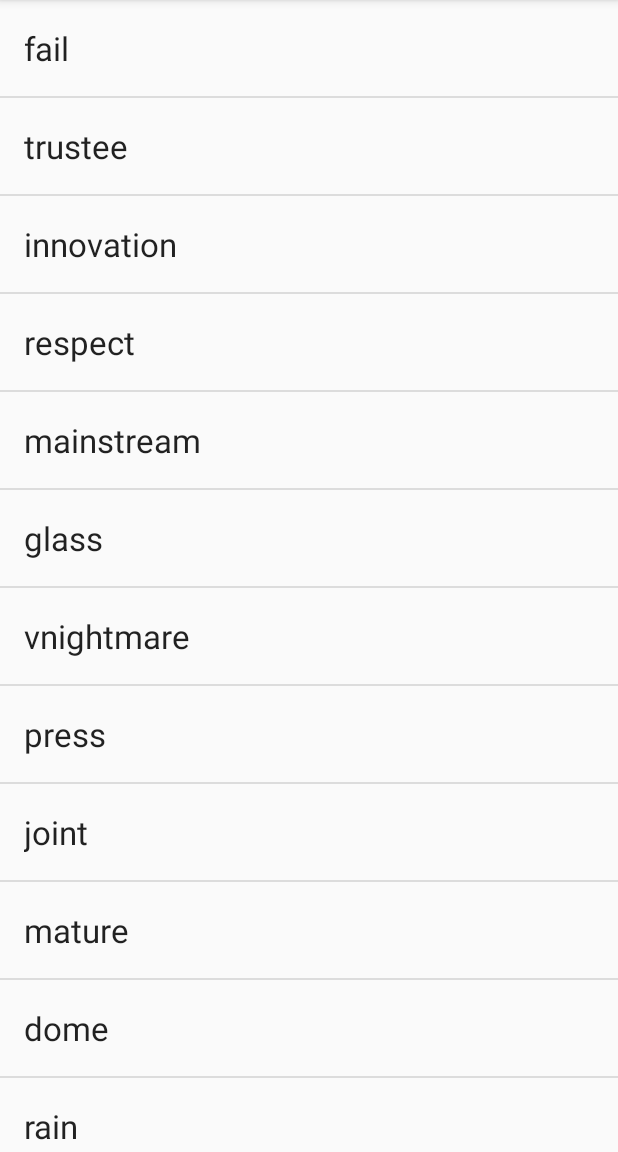
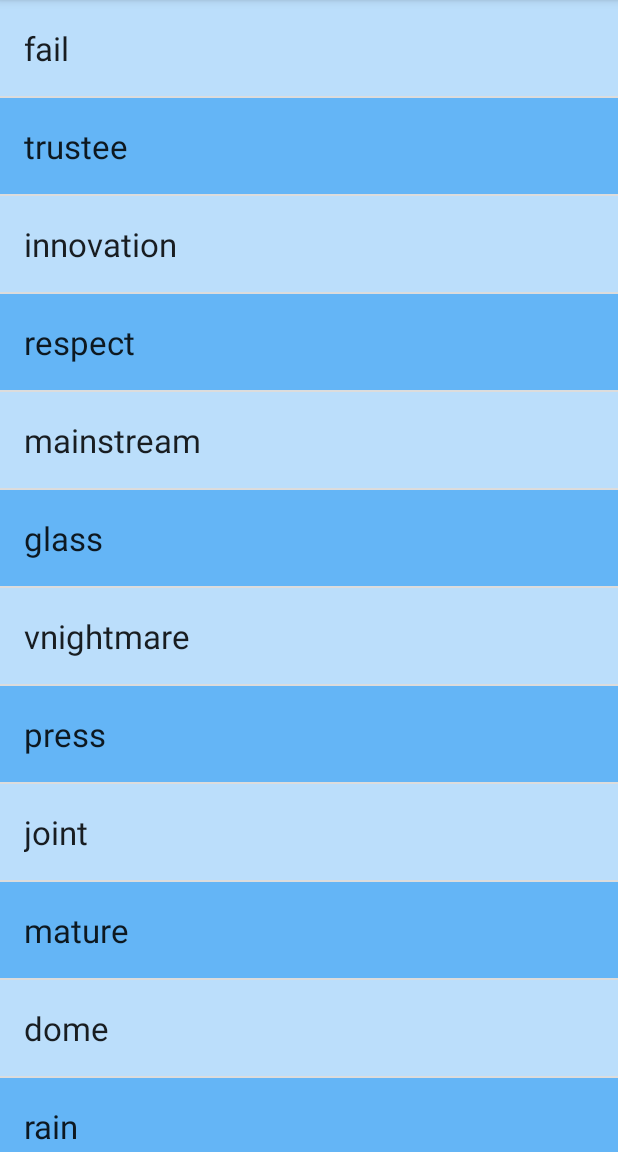
Before and after one commit to droibit/striped-list-sample, an Android app: the screen it shows after launch (MainActivity), on a phone screen of 412 x 824 dp, the part 84-1236 px from its top. Run offline under Robolectric (Android 15) with nearby library versions, the phone set to English and light mode, and no system bars.

Commit message:
Update TextListAdapter1

```diff
--- a/app/src/main/java/com/github/droibit/stripedlist/sample/TextListAdapter1.kt
+++ b/app/src/main/java/com/github/droibit/stripedlist/sample/TextListAdapter1.kt
@@ -38,8 +38,14 @@ class TextListAdapter1(
 
   class ViewHolder(itemView: View) : RecyclerView.ViewHolder(itemView) {
 
-    fun bind(position: Int, text: String) {
+    fun bind(
+      position: Int,
+      text: String
+    ) {
       itemView.text.text = text
+      itemView.setBackgroundResource(
+          if ((position % 2) == 0) R.drawable.background_list_item_light else R.drawable.background_list_item_dark
+      )
     }
   }
 }
--- /dev/null
+++ b/app/src/main/res/drawable/background_list_item_dark.xml
@@ -0,0 +1,5 @@
+<?xml version="1.0" encoding="utf-8"?>
+<selector xmlns:android="http://schemas.android.com/apk/res/android">
+  <item android:drawable="@color/colorListItemHighlight" android:state_pressed="true" />
+  <item android:drawable="@color/colorListItemDark" />
+</selector>
--- /dev/null
+++ b/app/src/main/res/drawable/background_list_item_light.xml
@@ -0,0 +1,5 @@
+<?xml version="1.0" encoding="utf-8"?>
+<selector xmlns:android="http://schemas.android.com/apk/res/android">
+  <item android:drawable="@color/colorListItemHighlight" android:state_pressed="true" />
+  <item android:drawable="@color/colorListItemLight" />
+</selector>
--- a/app/src/main/res/layout/list_item_text_1.xml
+++ b/app/src/main/res/layout/list_item_text_1.xml
@@ -6,7 +6,6 @@
     android:minHeight="?android:listPreferredItemHeight"
     android:orientation="vertical"
     android:gravity="center_vertical"
-    android:background="?android:attr/selectableItemBackground"
     >
 
   <TextView
--- a/app/src/main/res/values/colors.xml
+++ b/app/src/main/res/values/colors.xml
@@ -3,4 +3,8 @@
   <color name="colorPrimary">#3F51B5</color>
   <color name="colorPrimaryDark">#303F9F</color>
   <color name="colorAccent">#FF4081</color>
+
+  <color name="colorListItemLight">#BBDEFB</color>
+  <color name="colorListItemDark">#64B5F6</color>
+  <color name="colorListItemHighlight">#42A5F5</color>
 </resources>
```
